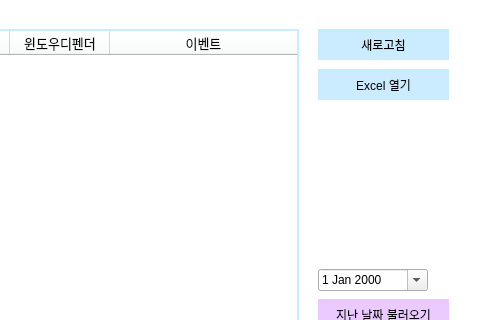
Before: the Qt Designer form ui/MainForm.ui in za5321/CheckTool, drawn with Qt 5; both pictures show x 921 to 1401 and y 0 to 320 of the 1401 by 612 pixel window.
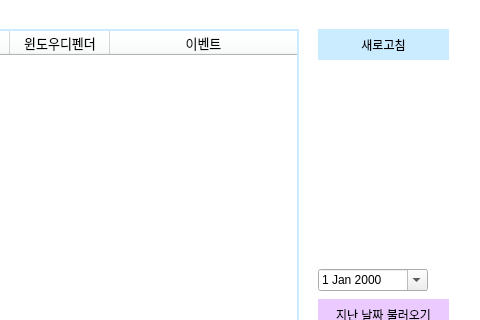
After: the same form once the commit is applied.

```diff
--- a/ui/MainForm.ui
+++ b/ui/MainForm.ui
@@ -304,25 +304,6 @@
         <string>코드 관리</string>
        </property>
       </widget>
-      <widget class="QToolButton" name="toolBtn6">
-       <property name="geometry">
-        <rect>
-         <x>1230</x>
-         <y>60</y>
-         <width>131</width>
-         <height>31</height>
-        </rect>
-       </property>
-       <property name="styleSheet">
-        <string notr="true">QToolButton {
-	border: 2px solid rgb(203, 235, 255);
-	background: rgb(203, 235, 255);
-}</string>
-       </property>
-       <property name="text">
-        <string>Excel 열기</string>
-       </property>
-      </widget>
      </widget>
     </item>
    </layout>
```
